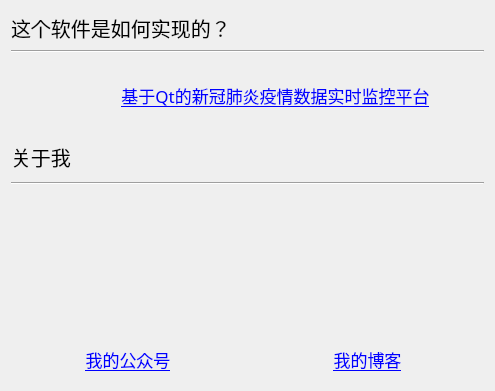
qtexe/qt_2019_ncov, file about.ui: the form before one commit.
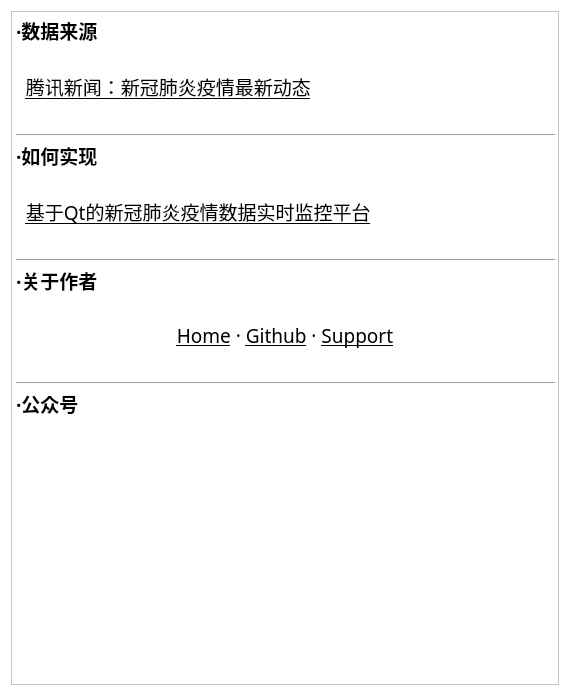
The form after the commit. Icons and pictures are not drawn.

Commit message: 1.添加辟谣信息显示窗口,重新设计新闻和关于界面 2.修复无网络时卡死的问题 3.基本功能实现，JSON文件读取完成之后删除

```diff
--- a/about.ui
+++ b/about.ui
@@ -6,183 +6,62 @@
    <rect>
     <x>0</x>
     <y>0</y>
-    <width>495</width>
-    <height>391</height>
+    <width>570</width>
+    <height>696</height>
    </rect>
   </property>
+  <property name="sizePolicy">
+   <sizepolicy hsizetype="Minimum" vsizetype="Minimum">
+    <horstretch>0</horstretch>
+    <verstretch>0</verstretch>
+   </sizepolicy>
+  </property>
+  <property name="minimumSize">
+   <size>
+    <width>570</width>
+    <height>470</height>
+   </size>
+  </property>
   <property name="windowTitle">
    <string>Dialog</string>
   </property>
-  <layout class="QVBoxLayout" name="verticalLayout_6" stretch="4,8">
+  <property name="styleSheet">
+   <string notr="true">background-color: rgb(255, 255, 255);</string>
+  </property>
+  <layout class="QVBoxLayout" name="verticalLayout">
    <item>
-    <layout class="QVBoxLayout" name="verticalLayout_2" stretch="4,0,9">
-     <item>
-      <widget class="QLabel" name="label_6">
-       <property name="font">
-        <font>
-         <family>黑体</family>
-         <pointsize>15</pointsize>
-        </font>
-       </property>
-       <property name="text">
-        <string>这个软件是如何实现的？</string>
-       </property>
-       <property name="wordWrap">
-        <bool>true</bool>
-       </property>
-      </widget>
-     </item>
-     <item>
-      <widget class="Line" name="line_4">
-       <property name="orientation">
-        <enum>Qt::Horizontal</enum>
-       </property>
-      </widget>
-     </item>
-     <item>
-      <layout class="QHBoxLayout" name="horizontalLayout" stretch="4,30">
-       <item>
-        <spacer name="horizontalSpacer">
-         <property name="orientation">
-          <enum>Qt::Horizontal</enum>
-         </property>
-         <property name="sizeHint" stdset="0">
-          <size>
-           <width>40</width>
-           <height>20</height>
-          </size>
-         </property>
-        </spacer>
-       </item>
-       <item>
-        <layout class="QVBoxLayout" name="verticalLayout">
-         <item>
-          <widget class="QLabel" name="label_5">
-           <property name="font">
-            <font>
-             <family>黑体</family>
-             <pointsize>13</pointsize>
-            </font>
-           </property>
-           <property name="text">
-            <string>&lt;html&gt;&lt;head/&gt;&lt;body&gt;&lt;p&gt;&lt;a href=&quot;https://www.qtexe.com&quot;&gt;&lt;span style=&quot; text-decoration: underline; color:#0000ff;&quot;&gt;基于Qt的新冠肺炎疫情数据实时监控平台&lt;/span&gt;&lt;/a&gt;&lt;/p&gt;&lt;/body&gt;&lt;/html&gt;</string>
-           </property>
-           <property name="alignment">
-            <set>Qt::AlignCenter</set>
-           </property>
-           <property name="openExternalLinks">
-            <bool>true</bool>
-           </property>
-          </widget>
-         </item>
-        </layout>
-       </item>
-      </layout>
-     </item>
-    </layout>
-   </item>
-   <item>
-    <layout class="QVBoxLayout" name="verticalLayout_5" stretch="1,0,5">
-     <item>
-      <widget class="QLabel" name="label">
-       <property name="maximumSize">
-        <size>
-         <width>613</width>
-         <height>461</height>
-        </size>
-       </property>
-       <property name="font">
-        <font>
-         <family>黑体</family>
-         <pointsize>15</pointsize>
-        </font>
-       </property>
-       <property name="text">
-        <string>关于我</string>
-       </property>
-      </widget>
-     </item>
-     <item>
-      <widget class="Line" name="line_3">
-       <property name="orientation">
-        <enum>Qt::Horizontal</enum>
-       </property>
-      </widget>
-     </item>
-     <item>
-      <layout class="QHBoxLayout" name="horizontalLayout_2">
-       <item>
-        <layout class="QVBoxLayout" name="verticalLayout_3" stretch="7,2">
-         <item>
-          <widget class="QLabel" name="lbe_sub">
-           <property name="styleSheet">
-            <string notr="true">image: url(:/my_sub.jpg);</string>
-           </property>
-           <property name="text">
-            <string/>
-           </property>
-           <property name="alignment">
-            <set>Qt::AlignLeading|Qt::AlignLeft|Qt::AlignVCenter</set>
-           </property>
-          </widget>
-         </item>
-         <item>
-          <widget class="QLabel" name="label_3">
-           <property name="font">
-            <font>
-             <family>黑体</family>
-             <pointsize>13</pointsize>
-            </font>
-           </property>
-           <property name="text">
-            <string>&lt;html&gt;&lt;head/&gt;&lt;body&gt;&lt;p&gt;&lt;a href=&quot;https://mp.weixin.qq.com/s/tFVO6CaXZEKRKgVtT5bSMg&quot;&gt;&lt;span style=&quot; text-decoration: underline; color:#0000ff;&quot;&gt;我的公众号&lt;/span&gt;&lt;/a&gt;&lt;/p&gt;&lt;/body&gt;&lt;/html&gt;</string>
-           </property>
-           <property name="alignment">
-            <set>Qt::AlignCenter</set>
-           </property>
-           <property name="openExternalLinks">
-            <bool>true</bool>
-           </property>
-          </widget>
-         </item>
-        </layout>
-       </item>
-       <item>
-        <layout class="QVBoxLayout" name="verticalLayout_4" stretch="7,2">
-         <item>
-          <widget class="QLabel" name="lbe_sub_2">
-           <property name="styleSheet">
-            <string notr="true">image: url(:/my_blog.jpg);</string>
-           </property>
-           <property name="text">
-            <string/>
-           </property>
-          </widget>
-         </item>
-         <item>
-          <widget class="QLabel" name="label_9">
-           <property name="font">
-            <font>
-             <family>黑体</family>
-             <pointsize>13</pointsize>
-            </font>
-           </property>
-           <property name="text">
-            <string>&lt;html&gt;&lt;head/&gt;&lt;body&gt;&lt;p&gt;&lt;a href=&quot;http://www.wangchaochao.top/&quot;&gt;&lt;span style=&quot; text-decoration: underline; color:#0000ff;&quot;&gt;我的博客&lt;/span&gt;&lt;/a&gt;&lt;/p&gt;&lt;/body&gt;&lt;/html&gt;</string>
-           </property>
-           <property name="alignment">
-            <set>Qt::AlignCenter</set>
-           </property>
-           <property name="openExternalLinks">
-            <bool>true</bool>
-           </property>
-          </widget>
-         </item>
-        </layout>
-       </item>
-      </layout>
-     </item>
-    </layout>
+    <widget class="QTextBrowser" name="tb_about">
+     <property name="font">
+      <font>
+       <family>黑体</family>
+       <pointsize>7</pointsize>
+      </font>
+     </property>
+     <property name="html">
+      <string>&lt;!DOCTYPE HTML PUBLIC &quot;-//W3C//DTD HTML 4.0//EN&quot; &quot;http://www.w3.org/TR/REC-html40/strict.dtd&quot;&gt;
+&lt;html&gt;&lt;head&gt;&lt;meta name=&quot;qrichtext&quot; content=&quot;1&quot; /&gt;&lt;style type=&quot;text/css&quot;&gt;
+p, li { white-space: pre-wrap; }
+&lt;/style&gt;&lt;/head&gt;&lt;body style=&quot; font-family:'黑体'; font-size:7pt; font-weight:400; font-style:normal;&quot;&gt;
+&lt;p style=&quot; margin-top:0px; margin-bottom:0px; margin-left:0px; margin-right:0px; -qt-block-indent:0; text-indent:0px;&quot;&gt;&lt;span style=&quot; font-size:14pt; font-weight:600;&quot;&gt;·数据来源&lt;/span&gt;&lt;/p&gt;
+&lt;p style=&quot;-qt-paragraph-type:empty; margin-top:0px; margin-bottom:0px; margin-left:0px; margin-right:0px; -qt-block-indent:0; text-indent:0px; font-size:14pt; font-weight:600;&quot;&gt;&lt;br /&gt;&lt;/p&gt;
+&lt;p style=&quot; margin-top:0px; margin-bottom:0px; margin-left:0px; margin-right:0px; -qt-block-indent:0; text-indent:0px;&quot;&gt;&lt;span style=&quot; font-size:14pt;&quot;&gt;  &lt;/span&gt;&lt;a href=&quot;https://news.qq.com/zt2020/page/feiyan.htm&quot;&gt;&lt;span style=&quot; font-size:14pt; text-decoration: underline; color:#000000;&quot;&gt;腾讯新闻：新冠肺炎疫情最新动态&lt;/span&gt;&lt;/a&gt;&lt;/p&gt;
+&lt;p style=&quot;-qt-paragraph-type:empty; margin-top:0px; margin-bottom:0px; margin-left:0px; margin-right:0px; -qt-block-indent:0; text-indent:0px; font-size:14pt;&quot;&gt;&lt;br /&gt;&lt;/p&gt;
+&lt;hr /&gt;
+&lt;p style=&quot; margin-top:0px; margin-bottom:0px; margin-left:0px; margin-right:0px; -qt-block-indent:0; text-indent:0px;&quot;&gt;&lt;span style=&quot; font-size:14pt; font-weight:600;&quot;&gt;·如何实现&lt;/span&gt;&lt;/p&gt;
+&lt;p style=&quot;-qt-paragraph-type:empty; margin-top:0px; margin-bottom:0px; margin-left:0px; margin-right:0px; -qt-block-indent:0; text-indent:0px; font-size:14pt;&quot;&gt;&lt;br /&gt;&lt;/p&gt;
+&lt;p style=&quot; margin-top:0px; margin-bottom:0px; margin-left:0px; margin-right:0px; -qt-block-indent:0; text-indent:0px;&quot;&gt;&lt;span style=&quot; font-size:14pt;&quot;&gt;  &lt;/span&gt;&lt;a href=&quot;http://www.wangchaochao.top/2020/02/14/qt-ncov/&quot;&gt;&lt;span style=&quot; font-size:14pt; text-decoration: underline; color:#000000;&quot;&gt;基于Qt的新冠肺炎疫情数据实时监控平台&lt;/span&gt;&lt;/a&gt;&lt;/p&gt;
+&lt;p style=&quot;-qt-paragraph-type:empty; margin-top:0px; margin-bottom:0px; margin-left:0px; margin-right:0px; -qt-block-indent:0; text-indent:0px; font-size:14pt; text-decoration: underline; color:#0000ff;&quot;&gt;&lt;br /&gt;&lt;/p&gt;
+&lt;hr /&gt;
+&lt;p style=&quot; margin-top:0px; margin-bottom:0px; margin-left:0px; margin-right:0px; -qt-block-indent:0; text-indent:0px;&quot;&gt;&lt;span style=&quot; font-size:14pt; font-weight:600;&quot;&gt;·关于作者&lt;/span&gt;&lt;/p&gt;
+&lt;p style=&quot;-qt-paragraph-type:empty; margin-top:0px; margin-bottom:0px; margin-left:0px; margin-right:0px; -qt-block-indent:0; text-indent:0px; font-size:14pt;&quot;&gt;&lt;br /&gt;&lt;/p&gt;
+&lt;p align=&quot;center&quot; style=&quot; margin-top:0px; margin-bottom:0px; margin-left:0px; margin-right:0px; -qt-block-indent:0; text-indent:0px;&quot;&gt;&lt;a href=&quot;http://www.wangchaochao.top/2020/02/14/qt-ncov/&quot;&gt;&lt;span style=&quot; font-size:14pt; text-decoration: underline; color:#000000;&quot;&gt;Home&lt;/span&gt;&lt;/a&gt;&lt;span style=&quot; font-size:14pt; color:#000000;&quot;&gt; · &lt;/span&gt;&lt;a href=&quot;https://github.com/qtexe/qt_2019_ncov&quot;&gt;&lt;span style=&quot; font-size:14pt; text-decoration: underline; color:#000000;&quot;&gt;Github&lt;/span&gt;&lt;/a&gt;&lt;span style=&quot; font-size:14pt; color:#000000;&quot;&gt; · &lt;/span&gt;&lt;a href=&quot;https://wcc-blog.oss-cn-beijing.aliyuncs.com/payQR.jpg&quot;&gt;&lt;span style=&quot; font-size:14pt; text-decoration: underline; color:#000000;&quot;&gt;Support&lt;/span&gt;&lt;/a&gt;&lt;/p&gt;
+&lt;p style=&quot;-qt-paragraph-type:empty; margin-top:0px; margin-bottom:0px; margin-left:0px; margin-right:0px; -qt-block-indent:0; text-indent:0px; font-size:14pt;&quot;&gt;&lt;br /&gt;&lt;/p&gt;
+&lt;hr /&gt;
+&lt;p style=&quot; margin-top:0px; margin-bottom:0px; margin-left:0px; margin-right:0px; -qt-block-indent:0; text-indent:0px;&quot;&gt;&lt;span style=&quot; font-size:14pt; font-weight:600;&quot;&gt;·公众号&lt;/span&gt;&lt;/p&gt;
+&lt;p style=&quot;-qt-paragraph-type:empty; margin-top:0px; margin-bottom:0px; margin-left:0px; margin-right:0px; -qt-block-indent:0; text-indent:0px; font-size:14pt;&quot;&gt;&lt;br /&gt;&lt;/p&gt;
+&lt;p align=&quot;center&quot; style=&quot; margin-top:0px; margin-bottom:0px; margin-left:0px; margin-right:0px; -qt-block-indent:0; text-indent:0px;&quot;&gt;&lt;img src=&quot;:/my_sub.jpg&quot; /&gt;&lt;/p&gt;&lt;/body&gt;&lt;/html&gt;</string>
+     </property>
+    </widget>
    </item>
   </layout>
  </widget>
```
The commit also changes 83 other files.
